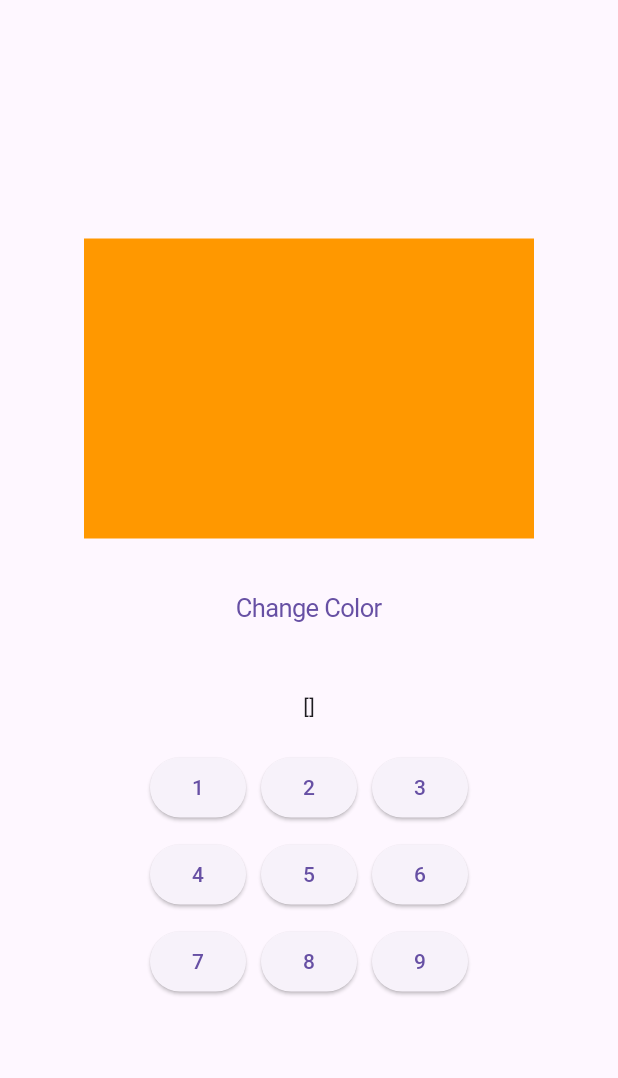
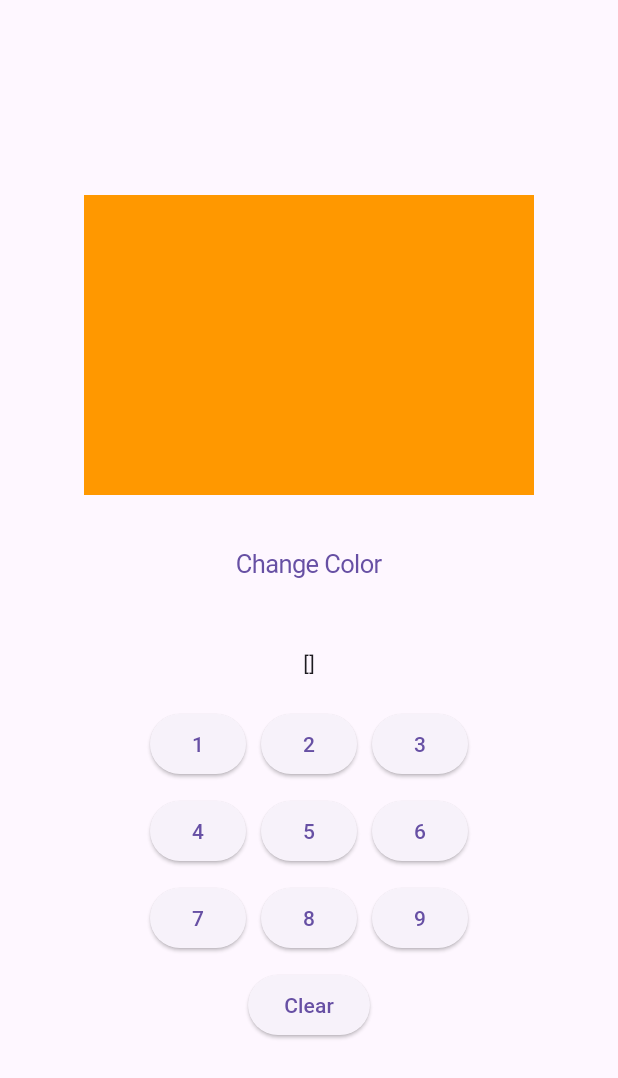
Before and after one commit to googlebume/intita-hometasks, a Flutter app: the screen it shows after launch, on a phone screen of 412 x 824 dp. Shown: the top 1078 px of the screen. Run offline on Flutter 3.47's test engine with Material 3 defaults, Android fonts, the phone set to English and light mode, and no system bars.

Commit message:
Added erase function in task 2

```diff
--- a/flutter/task_2/lib/main.dart
+++ b/flutter/task_2/lib/main.dart
@@ -33,7 +33,11 @@ class _State extends State<MyHomePage> {
       displayText.add(number.toString());
     });
   }
-
+  void _onClear(){
+    setState(() {
+      displayText = [];
+    });
+  }
 
   @override
   Widget build(BuildContext context) {
@@ -98,6 +102,8 @@ class _State extends State<MyHomePage> {
                     ElevatedButton(onPressed: () => _onNumberPressed(9), child: Text('9')),
                   ],
                 ),
+                SizedBox(height: 10),
+                ElevatedButton(onPressed: () => _onClear(), child: Text('Clear')),
               ],
             ),
           ],
```
